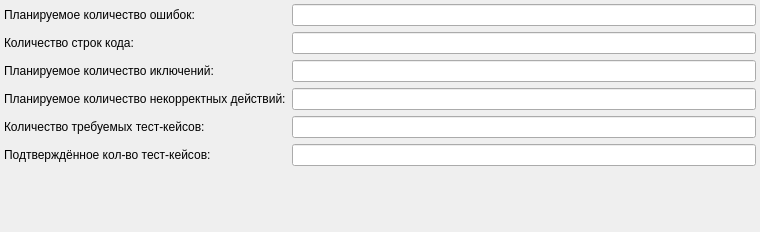
This is projectsettingsdialog.ui in YuliaLee/yuliya as Qt 5 draws it before an edit. The edited form follows.
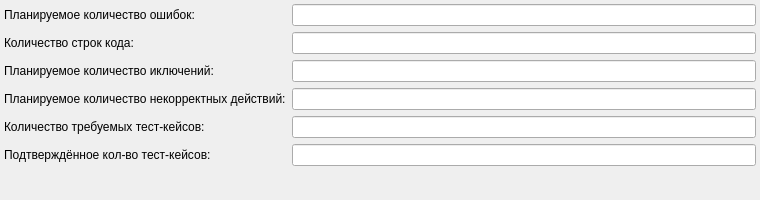
This is the edited form.

```diff
--- a/projectsettingsdialog.ui
+++ b/projectsettingsdialog.ui
@@ -7,7 +7,7 @@
     <x>0</x>
     <y>0</y>
     <width>760</width>
-    <height>232</height>
+    <height>200</height>
    </rect>
   </property>
   <property name="maximumSize">
```
